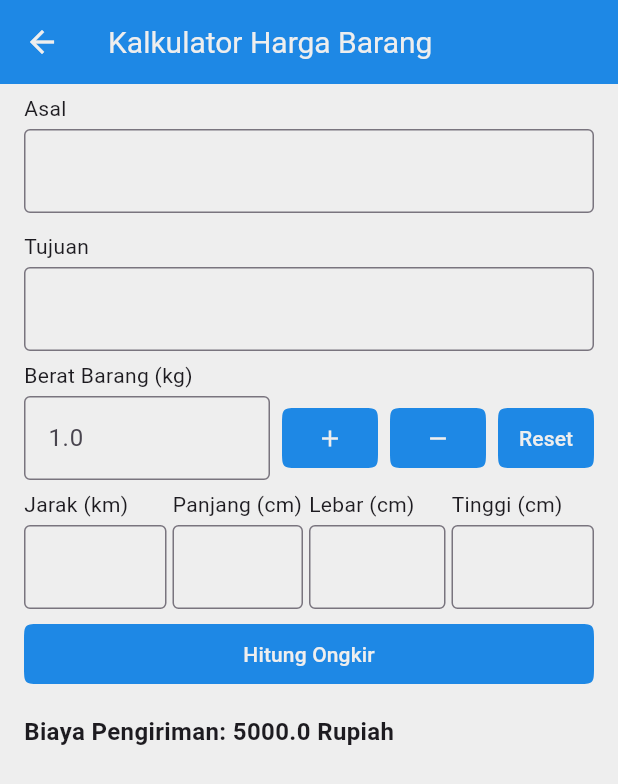
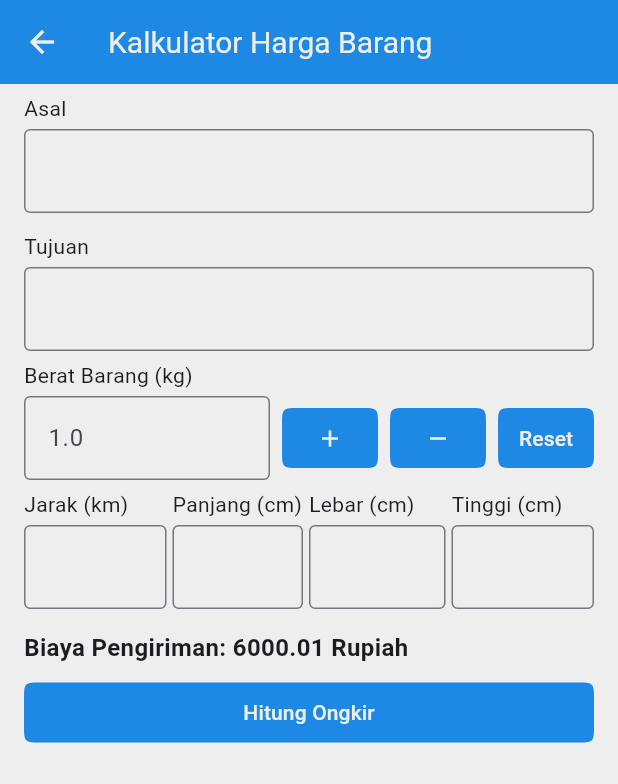
Before and after one commit to Vrits/cargo_app, a Flutter app: the Harga screen opened by its route, after a tap on "Hitung Ongkir", on a phone screen of 412 x 824 dp. Shown: the top 784 px of the screen. Run offline on Flutter 3.47's test engine with Material 3 defaults, Android fonts, the phone set to English and light mode, and no system bars; our stand-ins replace flutter_map, flutter_svg, latlong2; network calls fail.

Commit message:
fix: Changed calculator function to work correctly

```diff
--- a/lib/pages/Harga/harga.dart
+++ b/lib/pages/Harga/harga.dart
@@ -7,18 +7,24 @@ class Harga extends StatefulWidget {
 
 class _HargaState extends State<Harga> {
   double beratBarang = 1.0;
-  double panjang = 0.0;
-  double lebar = 0.0;
-  double tinggi = 0.0;
-  double jarakDestinasi = 0.0;
-  String hasilOngkir = '';
+  Map<String, double> ukuranBarang = {
+    'panjang': 1.0,
+    'lebar': 1.0,
+    'tinggi': 1.0,
+    'jarak': 1.0,
+  };
+
+  String hasilOngkir = 'Biaya Pengiriman: -';
 
   // Fungsi untuk menghitung ongkir
   double hitungOngkir() {
     // Logika penghitungan ongkir berdasarkan berat, dimensi, dan jarak
     double biayaPengiriman = (beratBarang * 5000) +
-        (panjang * lebar * tinggi * 0.01) +
-        (jarakDestinasi * 1000);
+        (ukuranBarang['panjang']! *
+            ukuranBarang['lebar']! *
+            ukuranBarang['tinggi']! *
+            0.01) +
+        (ukuranBarang['jarak']! * 1000);
     return biayaPengiriman;
   }
 
@@ -34,12 +40,9 @@ class _HargaState extends State<Harga> {
         color: Colors.grey[200],
         padding: const EdgeInsets.symmetric(horizontal: 16),
         child: ListView(
-          // crossAxisAlignment: CrossAxisAlignment.stretch,
           children: [
-            _buildTextBox('Asal', TextInputType.text),
-            _buildTextBox('Tujuan', TextInputType.text),
-            // _buildTextBox(
-            //     'Perkiraan Jarak Destinasi (km)', TextInputType.number),
+            _buildTextBox('Asal', TextInputType.text, ''),
+            _buildTextBox('Tujuan', TextInputType.text, ''),
             _buildBeratBarang(),
             _buildDimensi(),
             _buildCariButton(),
@@ -49,7 +52,7 @@ class _HargaState extends State<Harga> {
     );
   }
 
-  Widget _buildTextBox(String label, TextInputType type) {
+  Widget _buildTextBox(String label, TextInputType type, String ukuran) {
     return Container(
       margin: EdgeInsets.symmetric(vertical: 6),
       child: Column(
@@ -57,19 +60,14 @@ class _HargaState extends State<Harga> {
         children: [
           Container(margin: EdgeInsets.only(bottom: 4), child: Text(label)),
           TextField(
-            // style: TextStyle(color: Colors.white), // Warna teks input
             decoration: InputDecoration(
               border: OutlineInputBorder(),
-              // labelText: label,
-              // hintText: hintText,
-              // labelStyle: TextStyle(color: Colors.white), // Warna label
-              // hintStyle: TextStyle(color: Colors.white70), // Warna hint
             ),
             keyboardType: type,
             onChanged: (value) {
               setState(() {
-                if (double.tryParse(value) != null) {
-                  jarakDestinasi = double.parse(value);
+                if ((double.tryParse(value) != null) && (ukuran != '')) {
+                  ukuranBarang['$ukuran'] = double.parse(value);
                 }
               });
             },
@@ -122,9 +120,6 @@ class _HargaState extends State<Harga> {
                 Icons.add,
                 color: Colors.grey[200],
               ),
-              // style: ElevatedButton.styleFrom(
-              //   primary: Colors.blue, // Warna tombol
-              // ),
             ),
             SizedBox(width: 8),
             TextButton(
@@ -139,9 +134,6 @@ class _HargaState extends State<Harga> {
                 });
               },
               child: Icon(Icons.remove, color: Colors.grey[200]),
-              // style: ElevatedButton.styleFrom(
-              //   primary: Colors.blue, // Warna tombol
-              // ),
             ),
             SizedBox(width: 8),
             TextButton(
@@ -154,9 +146,6 @@ class _HargaState extends State<Harga> {
                 });
               },
               child: Text('Reset', style: TextStyle(color: Colors.grey[200])),
-              // style: ElevatedButton.styleFrom(
-              //   primary: Colors.blue, // Warna tombol
-              // ),
             ),
           ],
         ),
@@ -167,16 +156,21 @@ class _HargaState extends State<Harga> {
   Widget _buildDimensi() {
     return Row(
       children: [
-        Expanded(child: _buildTextBox('Jarak (km)', TextInputType.number)),
+        Expanded(
+            child: _buildTextBox('Jarak (km)', TextInputType.number, 'jarak')),
         Expanded(
             child: Container(
                 margin: EdgeInsets.symmetric(horizontal: 4),
-                child: _buildTextBox('Panjang (cm)', TextInputType.number))),
+                child: _buildTextBox(
+                    'Panjang (cm)', TextInputType.number, 'panjang'))),
         Expanded(
             child: Container(
                 margin: EdgeInsets.only(right: 4),
-                child: _buildTextBox('Lebar (cm)', TextInputType.number))),
-        Expanded(child: _buildTextBox('Tinggi (cm)', TextInputType.number)),
+                child: _buildTextBox(
+                    'Lebar (cm)', TextInputType.number, 'lebar'))),
+        Expanded(
+            child:
+                _buildTextBox('Tinggi (cm)', TextInputType.number, 'tinggi')),
       ],
     );
   }
@@ -185,6 +179,18 @@ class _HargaState extends State<Harga> {
     return Column(
       crossAxisAlignment: CrossAxisAlignment.stretch,
       children: [
+        Container(
+          margin: EdgeInsets.symmetric(vertical: 8),
+          child: Text(
+            hasilOngkir,
+            style: TextStyle(
+              fontSize: 16,
+              fontWeight: FontWeight.bold,
+              // color: Colors.white
+            ),
+            // Warna teks hasil
+          ),
+        ),
         TextButton(
           style: ButtonStyle(
               backgroundColor: MaterialStatePropertyAll<Color>(
@@ -200,20 +206,8 @@ class _HargaState extends State<Harga> {
           },
           child:
               Text('Hitung Ongkir', style: TextStyle(color: Colors.grey[200])),
-          // style: ElevatedButton.styleFrom(
-          //   primary: Colors.blue, // Warna tombol
-          // ),
         ),
         SizedBox(height: 16),
-        Text(
-          hasilOngkir,
-          style: TextStyle(
-            fontSize: 16,
-            fontWeight: FontWeight.bold,
-            // color: Colors.white
-          ),
-          // Warna teks hasil
-        ),
       ],
     );
   }
```
